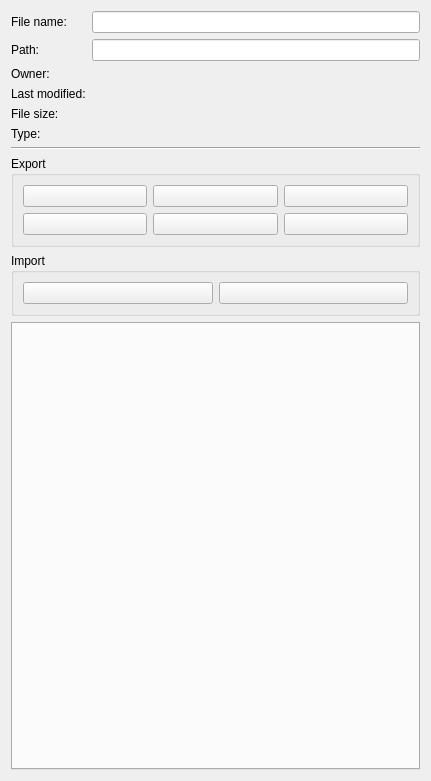
This is core/io/project.ui in KmolYuan/Pyslvs-UI as Qt 5 draws it before an edit. The edited form follows.
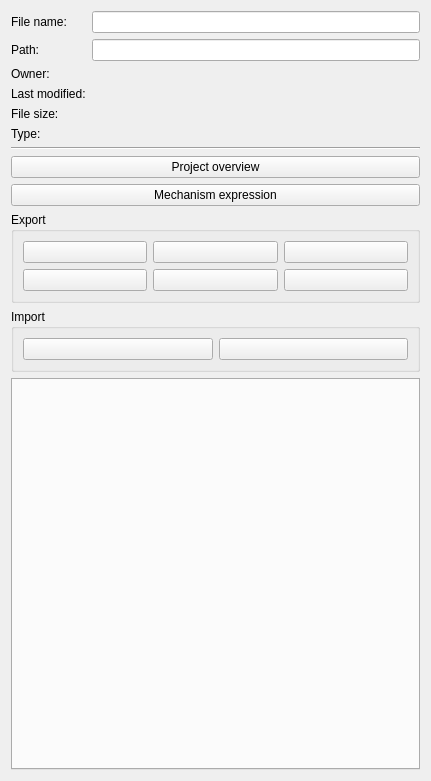
This is the edited form. Icons and pictures are not drawn.

Commit message: Integrated "Project overview" and "Mechanism expression" button.

Patch:
```diff
--- a/core/io/project.ui
+++ b/core/io/project.ui
@@ -94,6 +94,28 @@
      </property>
     </widget>
    </item>
+   <item>
+    <widget class="QPushButton" name="overview_button">
+     <property name="text">
+      <string>Project overview</string>
+     </property>
+     <property name="icon">
+      <iconset resource="../../icons.qrc">
+       <normaloff>:/icons/id.png</normaloff>:/icons/id.png</iconset>
+     </property>
+    </widget>
+   </item>
+   <item>
+    <widget class="QPushButton" name="ex_expression_button">
+     <property name="text">
+      <string>Mechanism expression</string>
+     </property>
+     <property name="icon">
+      <iconset resource="../../icons.qrc">
+       <normaloff>:/icons/id.png</normaloff>:/icons/id.png</iconset>
+     </property>
+    </widget>
+   </item>
    <item>
     <widget class="QGroupBox" name="export_group">
      <property name="title">
```
Left out of the diff: 34 changed lines with no effect on the pictures. The commit also changes 20 other files.
